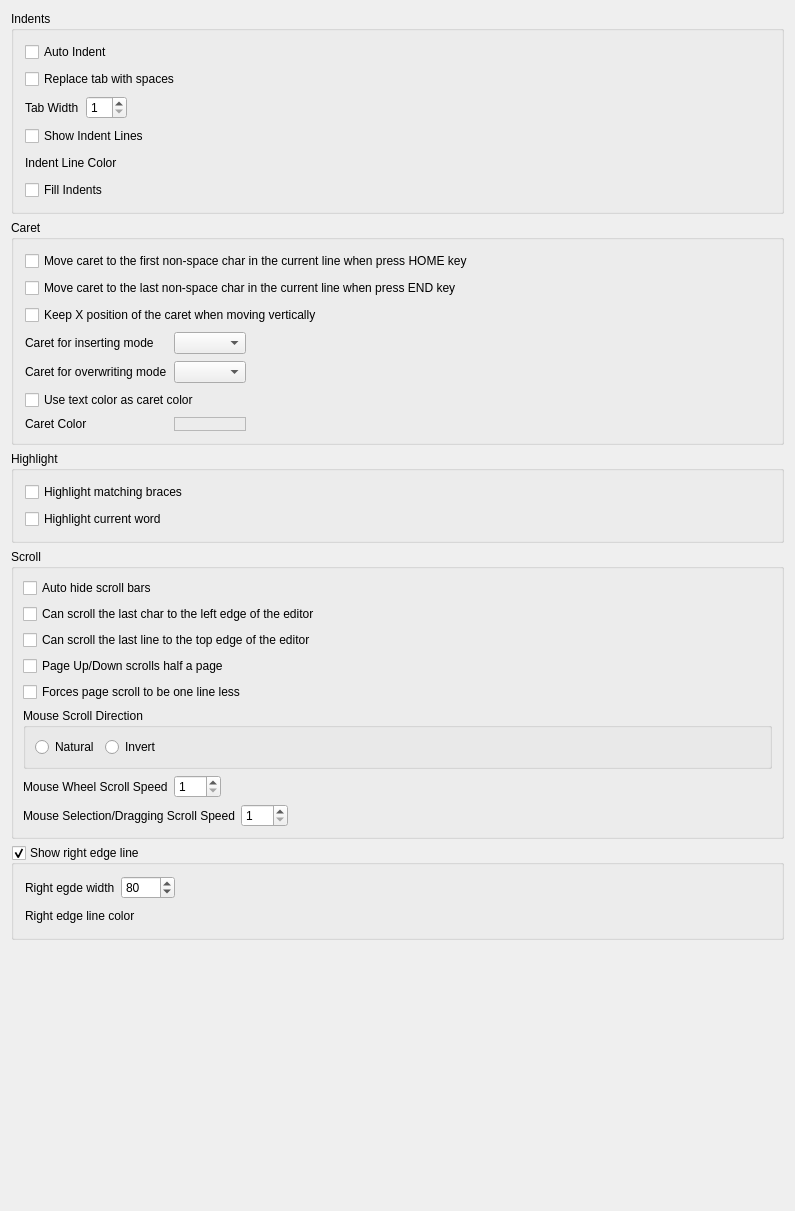
The window that RedPandaIDE/settingsdialog/editorgeneralwidget.ui (royqh1979/RedPanda-CPP) describes before a commit, drawn with Qt 5.
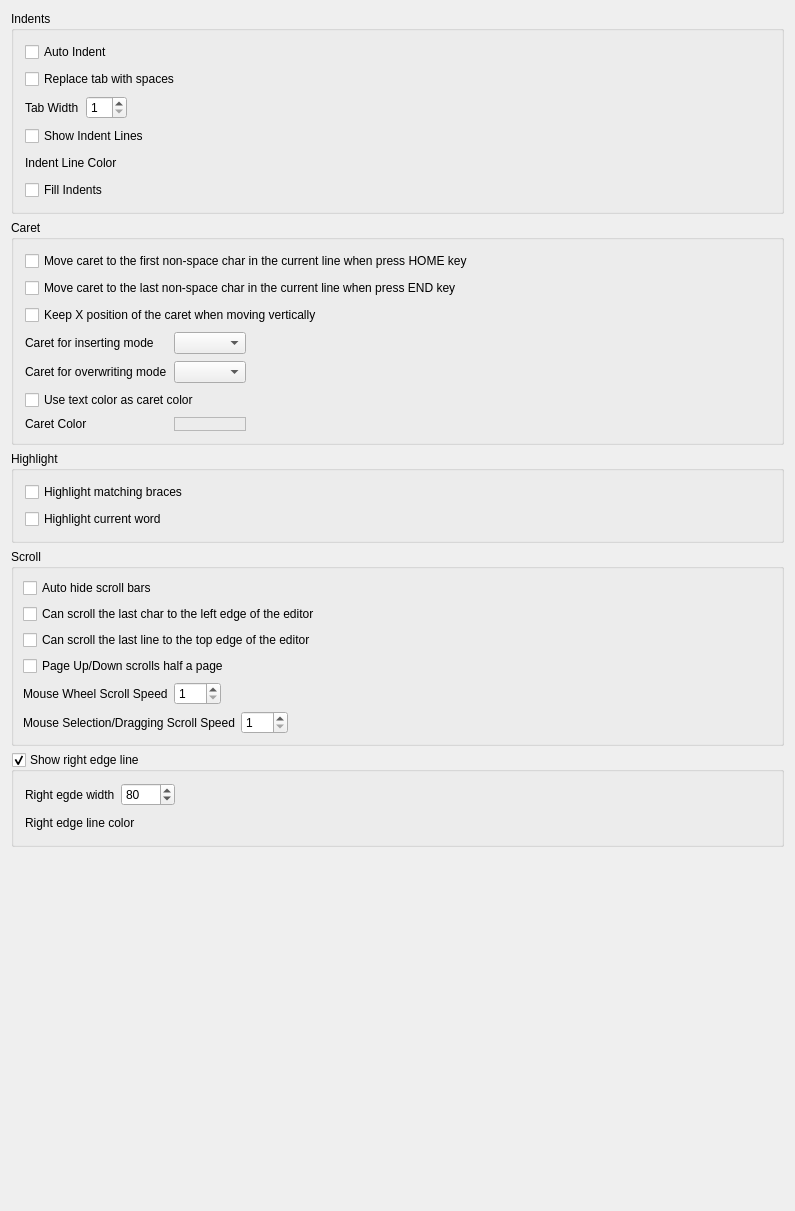
The same window after the commit. Custom widgets are drawn as their Qt base class.

```diff
--- a/RedPandaIDE/settingsdialog/editorgeneralwidget.ui
+++ b/RedPandaIDE/settingsdialog/editorgeneralwidget.ui
@@ -360,49 +360,6 @@
         </property>
        </widget>
       </item>
-      <item>
-       <widget class="QCheckBox" name="chkScrollByOneLess">
-        <property name="text">
-         <string>Forces page scroll to be one line less</string>
-        </property>
-       </widget>
-      </item>
-      <item>
-       <widget class="QGroupBox" name="groupBox_3">
-        <property name="title">
-         <string>Mouse Scroll Direction</string>
-        </property>
-        <layout class="QHBoxLayout" name="horizontalLayout_7">
-         <item>
-          <widget class="QRadioButton" name="rbNaturalScroll">
-           <property name="text">
-            <string>Natural</string>
-           </property>
-          </widget>
-         </item>
-         <item>
-          <widget class="QRadioButton" name="rbInvertScroll">
-           <property name="text">
-            <string>Invert</string>
-           </property>
-          </widget>
-         </item>
-         <item>
-          <spacer name="horizontalSpacer_8">
-           <property name="orientation">
-            <enum>Qt::Horizontal</enum>
-           </property>
-           <property name="sizeHint" stdset="0">
-            <size>
-             <width>40</width>
-             <height>20</height>
-            </size>
-           </property>
-          </spacer>
-         </item>
-        </layout>
-       </widget>
-      </item>
       <item>
        <widget class="QWidget" name="widget_6" native="true">
         <layout class="QHBoxLayout" name="horizontalLayout_3">
```
